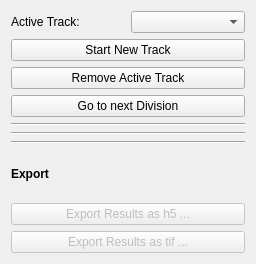
First picture: the form in ilastik/applets/tracking/manual/drawer.ui, repository ilastik/ilastik, before the edit.
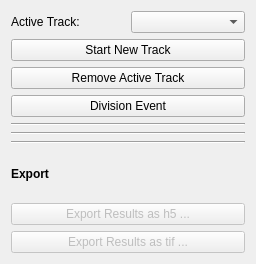
Second picture: the form after the edit.

Commit message: added division handling

```diff
--- a/ilastik/applets/tracking/manual/drawer.ui
+++ b/ilastik/applets/tracking/manual/drawer.ui
@@ -63,9 +63,27 @@
       </widget>
      </item>
      <item>
-      <widget class="QPushButton" name="pushButton_2">
+      <widget class="QPushButton" name="divEvent">
+       <property name="enabled">
+        <bool>true</bool>
+       </property>
        <property name="text">
-        <string>Go to next Division</string>
+        <string>Division Event</string>
+       </property>
+       <property name="checkable">
+        <bool>true</bool>
+       </property>
+       <property name="checked">
+        <bool>false</bool>
+       </property>
+       <property name="autoExclusive">
+        <bool>false</bool>
+       </property>
+       <property name="default">
+        <bool>false</bool>
+       </property>
+       <property name="flat">
+        <bool>false</bool>
        </property>
       </widget>
      </item>
```
The commit also changes 2 other files.
